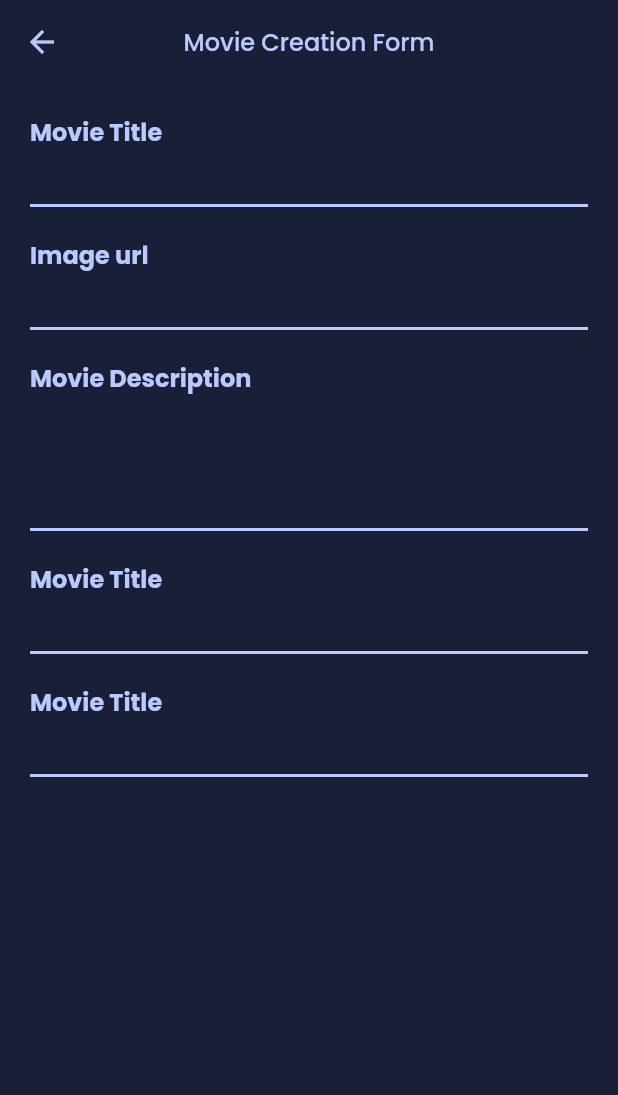
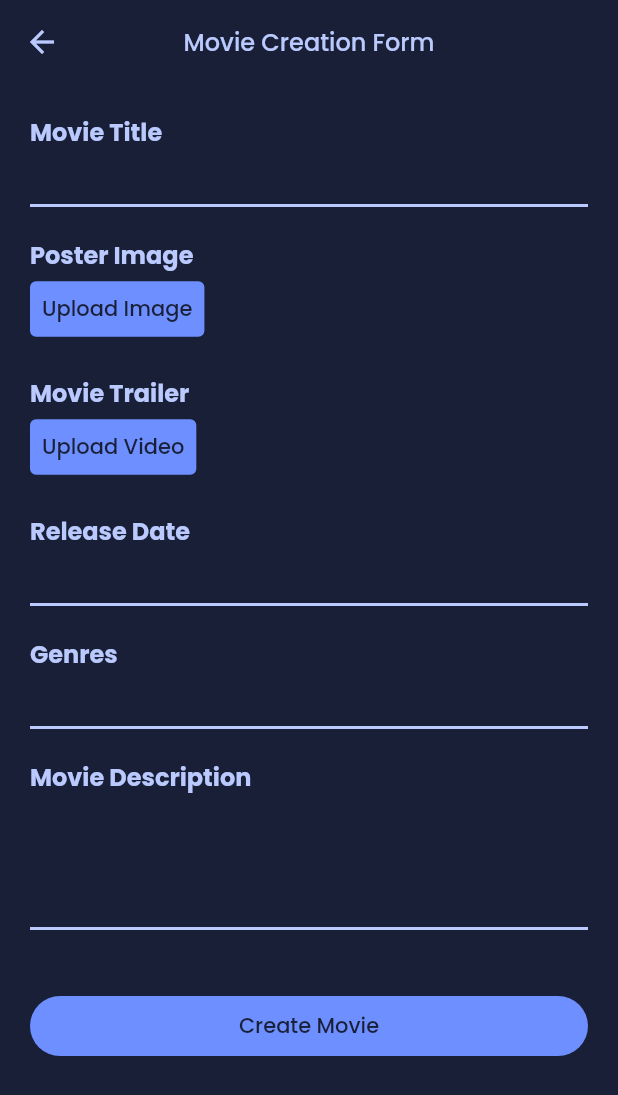
Before and after one commit to aldaineclarke/mangamania, a Flutter app: the CustomMovieCreationScreen screen opened by its route, on a phone screen of 412 x 824 dp. Shown: the top 1095 px of the screen. Run offline on Flutter 3.47's test engine with Material 2 defaults, Android fonts, the light colour scheme and no system bars; our stand-ins replace flutter_secure_storage, image_picker; accounts and stored records are empty; network calls fail.

Commit message:
added image picker to allow for files to be retrieved from the device

```diff
--- a/lib/screens/createCustomMovieScreen.dart
+++ b/lib/screens/createCustomMovieScreen.dart
@@ -1,5 +1,11 @@
+import 'dart:convert';
+
 import 'package:flutter/material.dart';
+import 'package:image_picker/image_picker.dart';
 import 'package:moviemania/utilities/colors.dart';
+import 'package:moviemania/utilities/functions.dart';
+
+import '../services/network_handler.dart';
 class CustomMovieCreationScreen extends StatelessWidget {
   const CustomMovieCreationScreen({Key? key}) : super(key: key);
 
@@ -33,16 +39,51 @@ class MovieForm extends StatefulWidget {
 class _MovieFormState extends State<MovieForm> {
       final titleController = TextEditingController();
       final descriptionController = TextEditingController();
-      final imageController = TextEditingController();
+      final genreController = TextEditingController();
       final release_dateController = TextEditingController();
       final video_urlController = TextEditingController();
-
+      final ImagePicker imgPicker = ImagePicker();
+      XFile? imgChosen;
+      XFile? videoChosen;
 
       Map _requestState = {
         "hasError" : false,
         "message": "",
         "pending": false,
       };
+
+      createMovie() async {
+        try{
+          setState(() {
+            _requestState["pending"] = true;
+          });
+          Map<String, String> body = {
+            "title": titleController.text,
+            "description":descriptionController.text,
+            "genre":genreController.text,
+            "release_date":release_dateController.text,
+          };
+          List<Map<String, dynamic>> multipartArray =[{
+            "field": "image",
+            "data": imgChosen
+          },{
+            "field": "video_url",
+            "data": videoChosen
+          }];
+          String responseString = await NetworkHandler.postMultipart("/movies", body, multipartArray);
+          Map<String, dynamic> responseMap = jsonDecode(responseString);
+          Navigator.of(context).pushNamed("/customMovie");
+
+        }catch(error){
+          print(error);
+          setState(() {
+            _requestState["pending"] = false;
+            _requestState["hasError"] = true;
+            _requestState["message"] = error.toString();
+          });
+        }
+      }
+
   @override
   Widget build(BuildContext context) {
     return Container(
@@ -62,11 +103,66 @@ class _MovieFormState extends State<MovieForm> {
               ),
             ),
             SizedBox(height: 20),
-            Text("Image url", style: TextStyle(color: AppColors.titleColor, fontSize: 16, fontWeight: FontWeight.bold),),
+            Text("Poster Image", style: TextStyle(color: AppColors.titleColor, fontSize: 16, fontWeight: FontWeight.bold),),
+            Row(
+              children: [
+                TextButton(
+                  style: TextButton.styleFrom(
+                    backgroundColor: AppColors.secondaryColor,
+                  ),
+                  onPressed: ()async{
+                    var data = await imgPicker.pickImage(source: ImageSource.gallery,requestFullMetadata: true);
+                    setState(() {
+
+                      imgChosen = data;
+                    });
+                  },
+
+                  child: Text("Upload Image", style:TextStyle(color: AppColors.primaryColor)),
+                ),
+                SizedBox(width: 5,),
+                Text((imgChosen == null)? "": textLimiter(text:imgChosen!.name,limit:20), style: TextStyle(color:AppColors.titleColor),)
+              ],
+            ),
+
+            SizedBox(height: 20),
+            Text("Movie Trailer", style: TextStyle(color: AppColors.titleColor, fontSize: 16, fontWeight: FontWeight.bold),),
+            Row(
+              children: [
+                TextButton(
+                  style: TextButton.styleFrom(
+                    backgroundColor: AppColors.secondaryColor,
+                  ),
+                  onPressed: ()async{
+                    var data = await imgPicker.pickVideo(source: ImageSource.gallery,maxDuration: Duration(minutes: 5));
+                    setState(() {
+                      videoChosen = data;
+                    });
+                  },
+
+                  child: Text("Upload Video", style:TextStyle(color: AppColors.primaryColor)),
+                ),
+                SizedBox(width: 5,),
+                Text((videoChosen == null)? "": textLimiter(text:videoChosen!.name,limit:20), style: TextStyle(color:AppColors.titleColor),)
+              ],
+            ),
+            SizedBox(height: 20),
+            Text("Release Date", style: TextStyle(color: AppColors.titleColor, fontSize: 16, fontWeight: FontWeight.bold),),
             TextFormField(
-
-              controller: imageController,
-              keyboardType: TextInputType.url,
+              controller: release_dateController,
+              keyboardType: TextInputType.datetime,
+              style: TextStyle(color:AppColors.titleColor),
+              decoration: InputDecoration(
+                errorText: (_requestState["hasError"] && !(_requestState["message"].toString().contains("password")))? _requestState["message"]: null,
+                isDense: true,
+                enabledBorder: UnderlineInputBorder(borderSide: BorderSide(color: AppColors.titleColor, width:2)),
+              ),
+            ),
+            SizedBox(height: 20),
+            Text("Genres", style: TextStyle(color: AppColors.titleColor, fontSize: 16, fontWeight: FontWeight.bold),),
+            TextFormField(
+              controller: genreController,
+              keyboardType: TextInputType.text,
               style: TextStyle(color:AppColors.titleColor),
               decoration: InputDecoration(
                 errorText: (_requestState["hasError"] && !(_requestState["message"].toString().contains("password")))? _requestState["message"]: null,
@@ -87,29 +183,22 @@ class _MovieFormState extends State<MovieForm> {
                 enabledBorder: UnderlineInputBorder(borderSide: BorderSide(color: AppColors.titleColor, width:2)),
               ),
             ),
-            SizedBox(height: 20),
-            Text("Movie Title", style: TextStyle(color: AppColors.titleColor, fontSize: 16, fontWeight: FontWeight.bold),),
-            TextFormField(
-              controller: titleController,
-              style: TextStyle(color:AppColors.titleColor),
-              decoration: InputDecoration(
-                errorText: (_requestState["hasError"] && !(_requestState["message"].toString().contains("password")))? _requestState["message"]: null,
-                isDense: true,
-                enabledBorder: UnderlineInputBorder(borderSide: BorderSide(color: AppColors.titleColor, width:2)),
+            SizedBox(height: 40),
+
+            TextButton(
+              style: TextButton.styleFrom(
+                minimumSize: Size(double.infinity,40),
+                shape: RoundedRectangleBorder(
+                  borderRadius: BorderRadius.circular(20)
+                ),
+                backgroundColor: AppColors.secondaryColor,
               ),
+              onPressed: (){
+                createMovie();
+              },
+
+              child: Text("Create Movie", style:TextStyle(color: AppColors.primaryColor)),
             ),
-            SizedBox(height: 20),
-            Text("Movie Title", style: TextStyle(color: AppColors.titleColor, fontSize: 16, fontWeight: FontWeight.bold),),
-            TextFormField(
-              controller: titleController,
-              style: TextStyle(color:AppColors.titleColor),
-              decoration: InputDecoration(
-                errorText: (_requestState["hasError"] && !(_requestState["message"].toString().contains("password")))? _requestState["message"]: null,
-                isDense: true,
-                enabledBorder: UnderlineInputBorder(borderSide: BorderSide(color: AppColors.titleColor, width:2)),
-              ),
-            ),
-            SizedBox(height: 20),
 
           ],
         ),
--- a/pubspec.yaml
+++ b/pubspec.yaml
@@ -37,6 +37,7 @@ dependencies:
   cupertino_icons: ^1.0.2
   http: ^0.13.5
   flutter_secure_storage: ^6.0.0
+  image_picker: ^0.8.6
 
 dev_dependencies:
   flutter_test:
```
Also changed, not shown: pubspec.lock.
